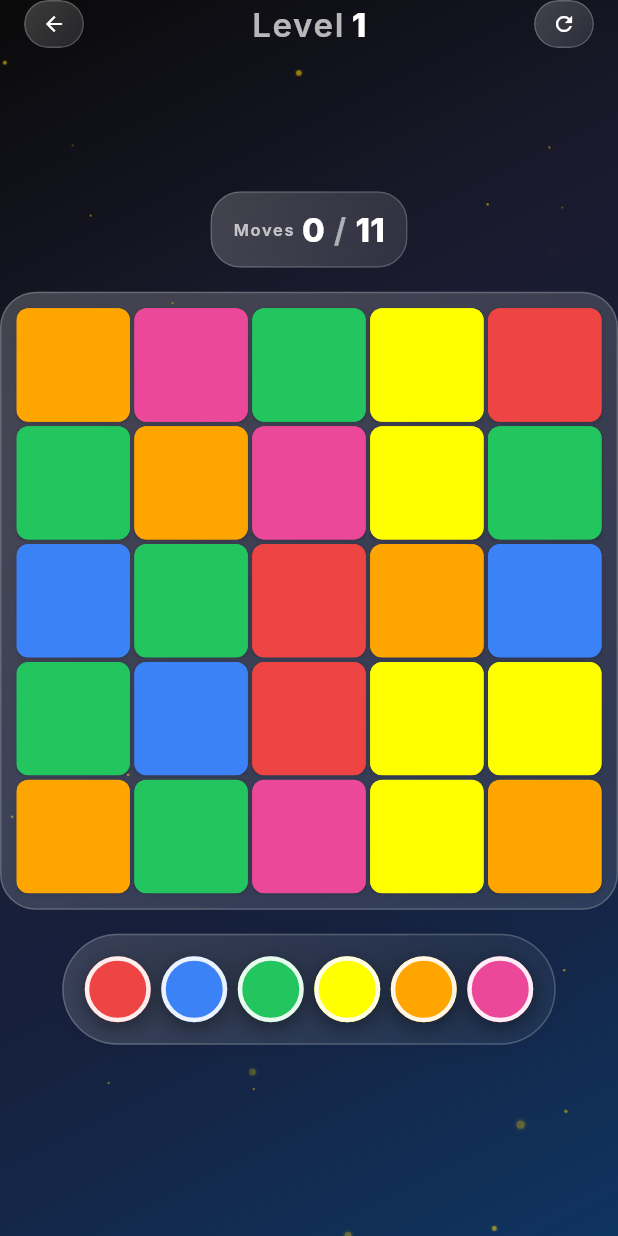
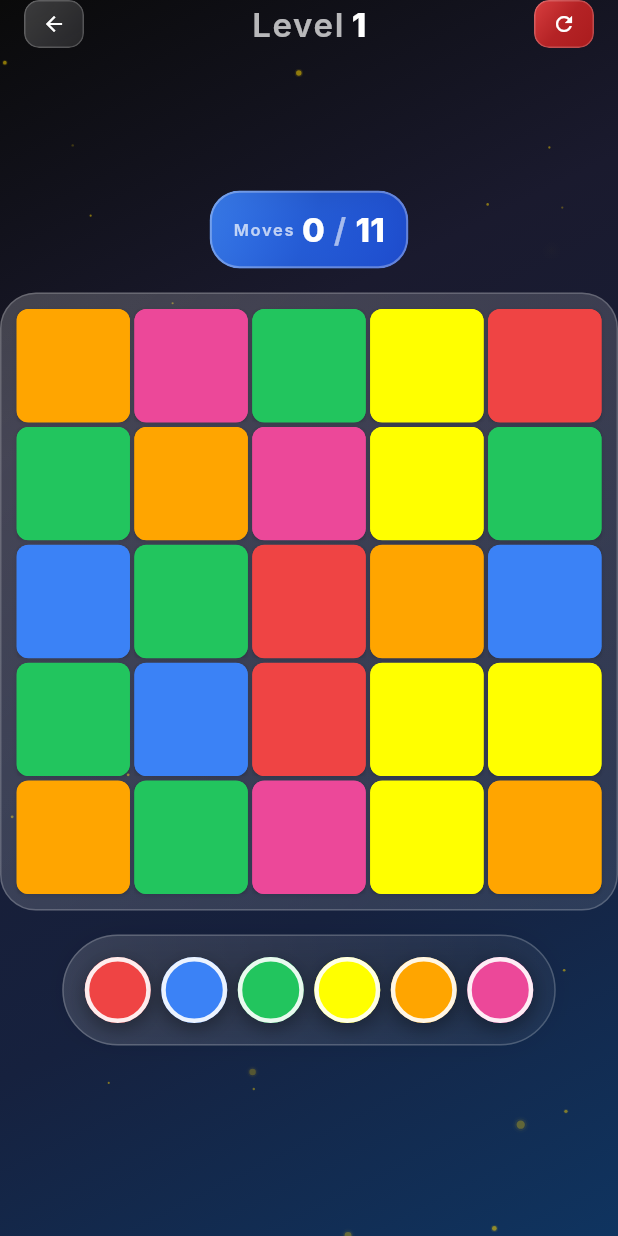
Before and after one commit to AgendeasSolution/color-flood, a Flutter app: the screen it shows after launch, after a tap on an icon or button, on a phone screen of 412 x 824 dp. Run offline on Flutter 3.47's test engine with Material 3 defaults, Android fonts, the phone set to English and light mode, and no system bars; our stand-ins replace audioplayers, google_mobile_ads, shared_preferences; network calls fail; Roboto replaces fonts that are missing (Inter).

Commit message:
Enhance GlassButton and HudCard components with gradient support and improved styling
- Added gradientColors property to GlassButton for customizable gradient backgrounds.
- Updated HudCard to use a new gradient color scheme and added box shadows for depth.
- Adjusted border radius and opacity settings for a more modern appearance.
- Updated GamePage to utilize the new gradient feature in GlassButton.

```diff
--- a/lib/components/glass_button.dart
+++ b/lib/components/glass_button.dart
@@ -6,12 +6,14 @@ class GlassButton extends StatelessWidget {
   final VoidCallback onTap;
   final Widget child;
   final EdgeInsetsGeometry? padding;
+  final List<Color>? gradientColors;
 
   const GlassButton({
     super.key,
     required this.onTap,
     required this.child,
     this.padding,
+    this.gradientColors,
   });
 
   @override
@@ -19,7 +21,7 @@ class GlassButton extends StatelessWidget {
     return GestureDetector(
       onTap: onTap,
       child: ClipRRect(
-        borderRadius: BorderRadius.circular(20),
+        borderRadius: BorderRadius.circular(10),
         child: BackdropFilter(
           filter: ImageFilter.blur(sigmaX: 15, sigmaY: 15),
           child: Container(
@@ -29,14 +31,14 @@ class GlassButton extends StatelessWidget {
             ),
             decoration: BoxDecoration(
               gradient: LinearGradient(
-                colors: [
+                colors: gradientColors ?? [
                   Colors.white.withOpacity(0.2),
                   Colors.white.withOpacity(0.1),
                 ],
                 begin: Alignment.topLeft,
                 end: Alignment.bottomRight,
               ),
-              borderRadius: BorderRadius.circular(20),
+              borderRadius: BorderRadius.circular(10),
               border: Border.all(color: Colors.white.withOpacity(0.2)),
             ),
             child: child,
--- a/lib/components/hud_card.dart
+++ b/lib/components/hud_card.dart
@@ -26,14 +26,33 @@ class HudCard extends StatelessWidget {
           decoration: BoxDecoration(
             gradient: LinearGradient(
               colors: [
-                Colors.white.withOpacity(0.2),
-                Colors.white.withOpacity(0.1),
+                const Color(0xFF3B82F6).withOpacity(0.9),
+                const Color(0xFF2563EB).withOpacity(0.8),
+                const Color(0xFF1D4ED8).withOpacity(0.9),
               ],
               begin: Alignment.topLeft,
               end: Alignment.bottomRight,
+              stops: const [0.0, 0.5, 1.0],
             ),
             borderRadius: BorderRadius.circular(20),
-            border: Border.all(color: Colors.white.withOpacity(0.2)),
+            border: Border.all(
+              color: Colors.white.withOpacity(0.3),
+              width: 1.5,
+            ),
+            boxShadow: [
+              BoxShadow(
+                color: const Color(0xFF3B82F6).withOpacity(0.3),
+                blurRadius: 12,
+                spreadRadius: 0,
+                offset: const Offset(0, 4),
+              ),
+              BoxShadow(
+                color: const Color(0xFF1D4ED8).withOpacity(0.2),
+                blurRadius: 20,
+                spreadRadius: -5,
+                offset: const Offset(0, 8),
+              ),
+            ],
           ),
           child: child,
         ),
--- a/lib/pages/game_page.dart
+++ b/lib/pages/game_page.dart
@@ -492,6 +492,11 @@ class _GamePageState extends State<GamePage> with TickerProviderStateMixin {
                     largePhone: const EdgeInsets.symmetric(horizontal: 12, vertical: 8),
                     tablet: const EdgeInsets.symmetric(horizontal: 14, vertical: 10),
                   ),
+                  gradientColors: [
+                    const Color(0xFFEF4444).withOpacity(0.9),
+                    const Color(0xFFDC2626).withOpacity(0.8),
+                    const Color(0xFFB91C1C).withOpacity(0.9),
+                  ],
                   child: Icon(
                     Icons.refresh,
                     color: Colors.white,
--- a/lib/pages/home_page.dart
+++ b/lib/pages/home_page.dart
@@ -150,27 +150,29 @@ class _HomePageState extends State<HomePage> with TickerProviderStateMixin {
                       splashColor: Colors.white.withOpacity(0.2),
                       highlightColor: Colors.white.withOpacity(0.1),
                       child: Container(
+                        height: 36,
                         padding: const EdgeInsets.symmetric(
                           horizontal: 16,
-                        vertical: 8,
                         ),
                         child: Row(
                           mainAxisSize: MainAxisSize.min,
                           mainAxisAlignment: MainAxisAlignment.center,
+                          crossAxisAlignment: CrossAxisAlignment.center,
                           children: [
                             Icon(
                               _audioService.isEnabled ? Icons.volume_up : Icons.volume_off,
                               color: Colors.white,
-                            size: 16,
+                              size: 12,
                             ),
                             const SizedBox(width: 6),
                             Text(
                               _audioService.isEnabled ? 'Sound On' : 'Sound Off',
                               style: const TextStyle(
                                 color: Colors.white,
-                              fontSize: 12,
-                              fontWeight: FontWeight.w600,
+                                fontSize: 14,
+                                fontWeight: FontWeight.w700,
                                 letterSpacing: 0.3,
+                                height: 1.0,
                               ),
                             ),
                           ],
@@ -241,13 +243,14 @@ class _HomePageState extends State<HomePage> with TickerProviderStateMixin {
                       splashColor: Colors.white.withOpacity(0.2),
                       highlightColor: Colors.white.withOpacity(0.1),
                       child: Container(
+                        height: 36,
                         padding: const EdgeInsets.symmetric(
-                          vertical: 8,
                           horizontal: 16,
                         ),
                         child: Row(
                           mainAxisSize: MainAxisSize.min,
                           mainAxisAlignment: MainAxisAlignment.center,
+                          crossAxisAlignment: CrossAxisAlignment.center,
                           children: [
                             // Animated icon with rotation
                             TweenAnimationBuilder<double>(
@@ -256,9 +259,15 @@ class _HomePageState extends State<HomePage> with TickerProviderStateMixin {
                               builder: (context, rotationValue, child) {
                                 return Transform.rotate(
                                   angle: rotationValue * 0.1,
-                                  child: const Text(
+                                  child: const SizedBox(
+                                    height: 12,
+                                    width: 12,
+                                    child: Center(
+                                      child: Text(
                                         '✨',
-                                    style: TextStyle(fontSize: 12),
+                                        style: TextStyle(fontSize: 12, height: 1.0),
+                                      ),
+                                    ),
                                   ),
                                 );
                               },
@@ -279,6 +288,7 @@ class _HomePageState extends State<HomePage> with TickerProviderStateMixin {
                                   fontSize: 14,
                                   fontWeight: FontWeight.w700,
                                   letterSpacing: 0.3,
+                                  height: 1.0,
                                 ),
                               ),
                             ),
```
Lines whose indentation alone changed are shown as unchanged.
